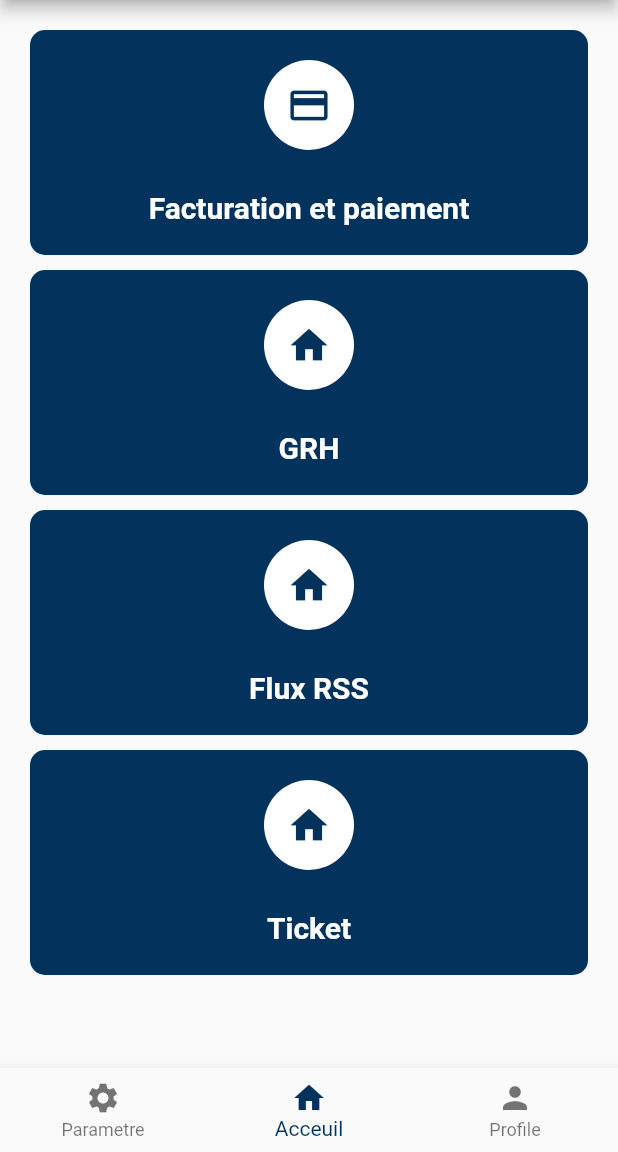
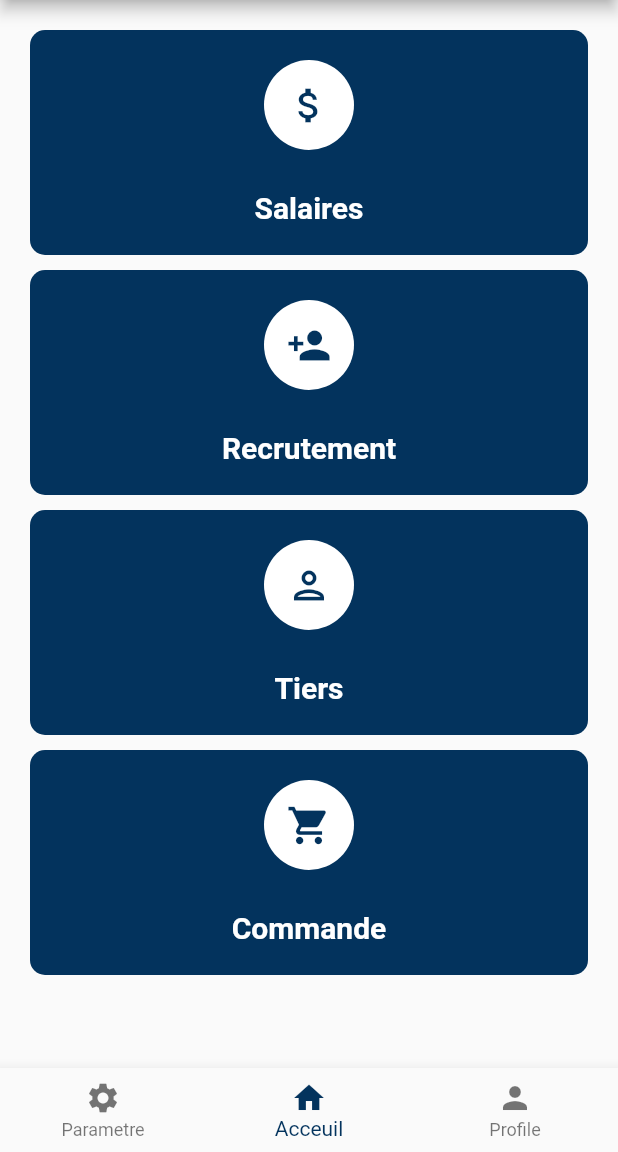
Before and after one commit to Id8987/dolibarr, a Flutter app: the screen it shows after launch, on a phone screen of 412 x 824 dp, the part 84-1236 px from its top. Run offline on Flutter 3.47's test engine with Material 2 defaults, Android fonts, the phone set to English and light mode, and no system bars; our stand-ins replace font_awesome_flutter, google_fonts.

Commit message:
acueil: icons et noms des  modules modifies

```diff
--- a/lib/config/global_params.dart
+++ b/lib/config/global_params.dart
@@ -7,17 +7,25 @@ class GlobalParams {
   ];
   static List<Map<String, dynamic>> modules = [
     {
-      "title": "Facturation et paiement",
-      "icon": Icons.payment,
-      "image": "../assets/images/1.png"
+      "title": "Salaires",
+      "icon": Icons.attach_money,
+      // "image": "../assets/images/1.png"
     },
-    {"title": "GRH", "icon": Icons.home, "image": "../assets/images/1.png"},
     {
-      "title": "Flux RSS",
-      "icon": Icons.home,
-      "image": "../assets/images/1.png"
+      "title": "Recrutement",
+      "icon": Icons.person_add,
+      //"image": "../assets/images/1.png"
     },
-    {"title": "Ticket", "icon": Icons.home, "image": "../assets/images/1.png"},
+    {
+      "title": "Tiers",
+      "icon": Icons.person_outlined,
+      // "image": "../assets/images/1.png"
+    },
+    {
+      "title": "Commande",
+      "icon": Icons.shopping_cart,
+      //"image": "../assets/images/1.png"
+    },
     // {"title": "Facturation et paiement", "icon": Icons.home},
     // {"title": "Facturation et paiement", "icon": Icons.home},
     // {"title": "Facturation et paiement", "icon": Icons.home},
```
